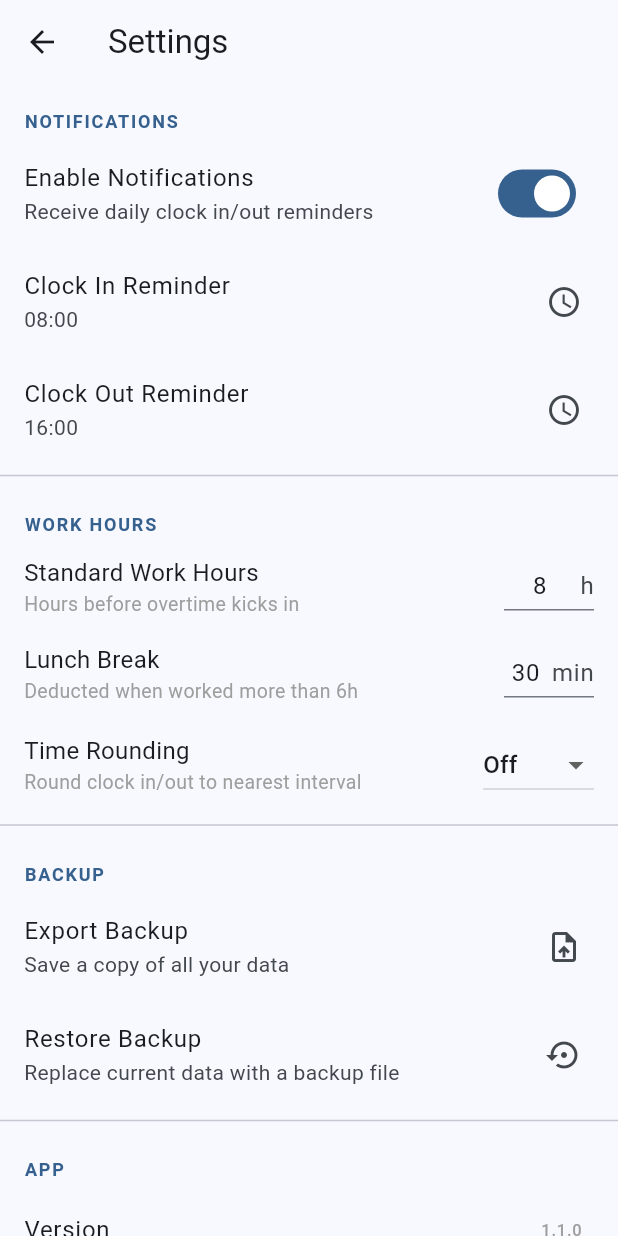
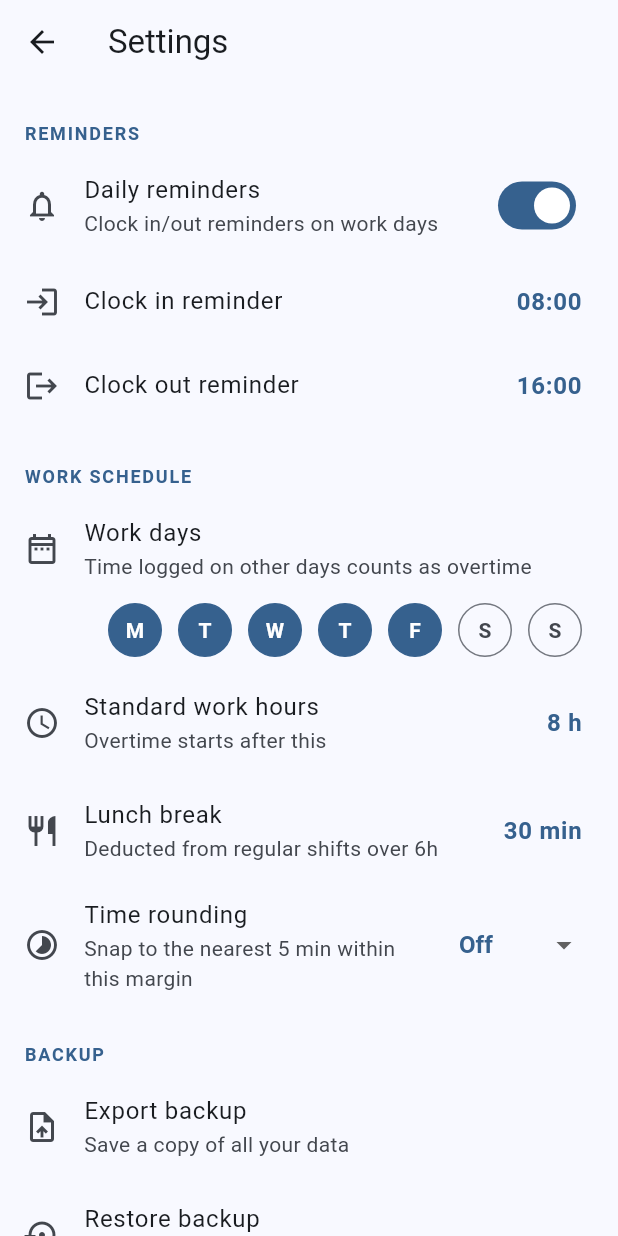
Before and after one commit to yeysondavidp/clock-in, a Flutter app: the SettingsScreen screen opened directly, on a phone screen of 412 x 824 dp. Run offline on Flutter 3.47's test engine with Material 3 defaults, Android fonts, the phone set to English and light mode, and no system bars; our stand-ins replace csv, device_info_plus, file_picker, flutter_local_notifications, flutter_timezone, package_info_plus and 3 more; missing offline and left inert: android_intent_plus, workmanager; accounts and stored records are empty; network calls fail; statements that could not run were skipped.

Commit message:
feat: redesign settings screen and add work days setting
Edit standard hours and lunch break in a validated dialog so values are
no longer lost when not submitted with Enter, and accept decimal commas.
Use consistent list tiles with leading icons and trailing values, clearer
rounding and lunch break descriptions, and a progress bar during backup.
Drop the per-change snackbar, duplicated dividers and a debug print.

Add a work days selector; reminders now follow the configured work days
instead of a hardcoded Saturday/Sunday.

```diff
--- a/lib/screens/settings_screen.dart
+++ b/lib/screens/settings_screen.dart
@@ -2,6 +2,7 @@ import 'package:flutter/material.dart';
 import 'package:package_info_plus/package_info_plus.dart';
 import '../database/database_helper.dart';
 import '../services/backup_service.dart';
+import '../utils/time_calculator.dart';
 import '../services/update_service.dart';
 import '../services/work_notification_service.dart';
 import '../widgets/update_dialog.dart';
@@ -16,9 +17,10 @@ class SettingsScreen extends StatefulWidget {
 class _SettingsScreenState extends State<SettingsScreen> {
   final db = DatabaseHelper.instance;
 
-  // Controllers for numeric fields
-  final _standardHoursController = TextEditingController();
-  final _lunchBreakController = TextEditingController();
+  // Numeric values
+  String _standardHours = '8';
+  String _lunchBreak = '30';
+  Set<int> _workDays = {1, 2, 3, 4, 5};
 
   // Time values
   String _checkinTime  = '08:00';
@@ -40,14 +42,6 @@ class _SettingsScreenState extends State<SettingsScreen> {
     _loadSettings();
   }
 
-  @override
-  void dispose() {
-    // Always dispose controllers to free memory
-    _standardHoursController.dispose();
-    _lunchBreakController.dispose();
-    super.dispose();
-  }
-
   // ─── DATA ───────────────────────────────────────────────
 
   Future<void> _loadSettings() async {
@@ -57,13 +51,15 @@ class _SettingsScreenState extends State<SettingsScreen> {
     final lunchBreak    = await db.getSetting('lunch_break_minutes')        ?? '30';
     final notifications = await db.getSetting('notifications_enabled')      ?? 'true';
     final rounding = await db.getSetting('time_rounding_minutes') ?? '0';
+    final workDays = await db.getWorkDays();
     final info = await PackageInfo.fromPlatform();
 
     setState(() {
       _checkinTime  = checkin;
       _checkoutTime = checkout;
-      _standardHoursController.text = standardHours;
-      _lunchBreakController.text    = lunchBreak;
+      _standardHours = standardHours;
+      _lunchBreak    = lunchBreak;
+      _workDays      = workDays;
       _notificationsEnabled         = notifications == 'true';
       _isLoading = false;
       _roundingMinutes = int.parse(rounding);
@@ -142,7 +138,6 @@ class _SettingsScreenState extends State<SettingsScreen> {
   Future<void> _saveSetting(String key, String value) async {
     await db.updateSetting(key, value);
     await WorkNotificationService.instance.scheduleAllNotifications();
-    _showMessage('Setting saved');
   }
 
   // ─── TIME PICKER ────────────────────────────────────────
@@ -172,7 +167,89 @@ class _SettingsScreenState extends State<SettingsScreen> {
     }
   }
 
+  // ─── NUMBER DIALOG ──────────────────────────────────────
+
+  // Edits a numeric setting in a dialog so the value is only saved on
+  // confirmation (inline fields lost edits unless Enter was pressed)
+  Future<String?> _editNumber({
+    required String title,
+    required String initial,
+    required String suffix,
+    required String? Function(String) validate,
+    String? helper,
+  }) {
+    return showDialog<String>(
+      context: context,
+      builder: (context) => _NumberDialog(
+        title: title,
+        initial: initial,
+        suffix: suffix,
+        helper: helper,
+        validate: validate,
+      ),
+    );
+  }
+
+  Future<void> _editStandardHours() async {
+    final value = await _editNumber(
+      title: 'Standard work hours',
+      initial: _standardHours,
+      suffix: 'h',
+      helper: 'Time worked beyond this on a workday counts as overtime.',
+      validate: (v) {
+        final parsed = double.tryParse(v);
+        return parsed == null || parsed <= 0 || parsed > 24
+            ? 'Enter hours between 0 and 24'
+            : null;
+      },
+    );
+    if (value == null) return;
+    await _saveSetting('standard_work_hours', value);
+    setState(() => _standardHours = value);
+  }
+
+  Future<void> _editLunchBreak() async {
+    final value = await _editNumber(
+      title: 'Lunch break',
+      initial: _lunchBreak,
+      suffix: 'min',
+      helper: 'Deducted from regular shifts longer than 6 hours. Overtime sessions are never deducted.',
+      validate: (v) {
+        final parsed = int.tryParse(v);
+        return parsed == null || parsed < 0 || parsed > 240
+            ? 'Enter whole minutes, 0 to 240'
+            : null;
+      },
+    );
+    if (value == null) return;
+    await _saveSetting('lunch_break_minutes', value);
+    setState(() => _lunchBreak = value);
+  }
+
+  Future<void> _toggleWorkDay(int day, bool selected) async {
+    final updated = {..._workDays};
+    selected ? updated.add(day) : updated.remove(day);
+    if (updated.isEmpty) {
+      _showMessage('Select at least one work day');
+      return;
+    }
+    setState(() => _workDays = updated);
+    await _saveSetting('work_days', (updated.toList()..sort()).join(','));
+  }
+
   // ─── UI ─────────────────────────────────────────────────
+
+  static const _roundingOptions = {0: 'Off', 2: '±2 min', 3: '±3 min', 5: '±5 min', 10: '±10 min'};
+  static const _weekdayLabels = ['Mon', 'Tue', 'Wed', 'Thu', 'Fri', 'Sat', 'Sun'];
+
+  // '8' → '8 h', '7.5' → '7h 30m'
+  String get _formattedStandardHours {
+    final hours = double.tryParse(_standardHours);
+    if (hours == null) return '$_standardHours h';
+    return hours == hours.roundToDouble()
+        ? '${hours.toInt()} h'
+        : TimeCalculator.formatHours(hours);
+  }
 
   @override
   Widget build(BuildContext context) {
@@ -181,15 +258,17 @@ class _SettingsScreenState extends State<SettingsScreen> {
       body: _isLoading
           ? const Center(child: CircularProgressIndicator())
           : ListView(
+        padding: const EdgeInsets.only(bottom: 24),
         children: [
 
           // ── NOTIFICATIONS SECTION ──────────────────
-          _sectionHeader('Notifications'),
+          _sectionHeader('Reminders'),
 
           // Master switch
           SwitchListTile(
-            title: const Text('Enable Notifications'),
-            subtitle: const Text('Receive daily clock in/out reminders'),
+            secondary: const Icon(Icons.notifications_outlined),
+            title: const Text('Daily reminders'),
+            subtitle: const Text('Clock in/out reminders on work days'),
             value: _notificationsEnabled,
             onChanged: (value) async {
               setState(() => _notificationsEnabled = value);
@@ -197,195 +276,115 @@ class _SettingsScreenState extends State<SettingsScreen> {
             },
           ),
 
-          // Clock in time
-          ListTile(
-            title: const Text('Clock In Reminder'),
-            subtitle: Text(_checkinTime),
-            trailing: const Icon(Icons.access_time),
+          _valueTile(
+            icon: Icons.login,
+            title: 'Clock in reminder',
+            value: _checkinTime,
             enabled: _notificationsEnabled,
-            onTap: _notificationsEnabled
-                ? () => _pickTime('checkin_notification_time', _checkinTime)
-                : null,
+            onTap: () => _pickTime('checkin_notification_time', _checkinTime),
           ),
 
-          // Clock out time
-          ListTile(
-            title: const Text('Clock Out Reminder'),
-            subtitle: Text(_checkoutTime),
-            trailing: const Icon(Icons.access_time),
+          _valueTile(
+            icon: Icons.logout,
+            title: 'Clock out reminder',
+            value: _checkoutTime,
             enabled: _notificationsEnabled,
-            onTap: _notificationsEnabled
-                ? () => _pickTime('checkout_notification_time', _checkoutTime)
-                : null,
+            onTap: () => _pickTime('checkout_notification_time', _checkoutTime),
           ),
 
-          const Divider(),
+          // ── WORK SCHEDULE SECTION ──────────────────
+          _sectionHeader('Work schedule'),
 
-          // ── WORK HOURS SECTION ─────────────────────
-          _sectionHeader('Work Hours'),
-
-          // Standard hours
+          ListTile(
+            leading: const Icon(Icons.date_range_outlined),
+            title: const Text('Work days'),
+            subtitle: const Text('Time logged on other days counts as overtime'),
+          ),
           Padding(
-            padding: const EdgeInsets.symmetric(horizontal: 16, vertical: 8),
+            padding: const EdgeInsets.fromLTRB(72, 0, 24, 8),
             child: Row(
+              mainAxisAlignment: MainAxisAlignment.spaceBetween,
               children: [
-                const Expanded(
-                  child: Column(
-                    crossAxisAlignment: CrossAxisAlignment.start,
-                    children: [
-                      Text('Standard Work Hours',
-                          style: TextStyle(fontSize: 16)),
-                      Text('Hours before overtime kicks in',
-                          style: TextStyle(fontSize: 13, color: Colors.grey)),
-                    ],
-                  ),
-                ),
-                SizedBox(
-                  width: 60,
-                  child: TextField(
-                    controller: _standardHoursController,
-                    keyboardType: TextInputType.number,
-                    textAlign: TextAlign.center,
-                    decoration: const InputDecoration(
-                      suffix: Text('h'),
-                      isDense: true,
-                    ),
-                    onSubmitted: (value) async {
-                      final parsed = double.tryParse(value);
-                      if (parsed != null && parsed > 0) {
-                        await _saveSetting('standard_work_hours', value);
-                      } else {
-                        _showMessage('Please enter a valid number');
-                        _standardHoursController.text =
-                            await db.getSetting('standard_work_hours') ?? '8';
-                      }
-                    },
-                  ),
-                ),
+                for (var day = 1; day <= 7; day++) _dayToggle(day),
               ],
             ),
           ),
 
-          // Lunch break
-          Padding(
-            padding: const EdgeInsets.symmetric(horizontal: 16, vertical: 8),
-            child: Row(
-              children: [
-                const Expanded(
-                  child: Column(
-                    crossAxisAlignment: CrossAxisAlignment.start,
-                    children: [
-                      Text('Lunch Break',
-                          style: TextStyle(fontSize: 16)),
-                      Text('Deducted when worked more than 6h',
-                          style: TextStyle(fontSize: 13, color: Colors.grey)),
-                    ],
+          _valueTile(
+            icon: Icons.schedule,
+            title: 'Standard work hours',
+            subtitle: 'Overtime starts after this',
+            value: _formattedStandardHours,
+            onTap: _editStandardHours,
           ),
+
+          _valueTile(
+            icon: Icons.restaurant_outlined,
+            title: 'Lunch break',
+            subtitle: 'Deducted from regular shifts over 6h',
+            value: '$_lunchBreak min',
+            onTap: _editLunchBreak,
           ),
-                SizedBox(
-                  width: 60,
-                  child: TextField(
-                    controller: _lunchBreakController,
-                    keyboardType: TextInputType.number,
-                    textAlign: TextAlign.center,
-                    decoration: const InputDecoration(
-                      suffix: Text('min'),
-                      isDense: true,
-                    ),
-                    onSubmitted: (value) async {
-                      final parsed = int.tryParse(value);
-                      if (parsed != null && parsed >= 0) {
-                        await _saveSetting('lunch_break_minutes', value);
-                      } else {
-                        _showMessage('Please enter a valid number');
-                        _lunchBreakController.text =
-                            await db.getSetting('lunch_break_minutes') ?? '30';
-                      }
-                    },
-                  ),
-                ),
-              ],
-            ),
-          ),
-          // Time Rounding
-          Padding(
-            padding: const EdgeInsets.symmetric(horizontal: 16, vertical: 8),
-            child: Row(
-              children: [
-                const Expanded(
-                  child: Column(
-                    crossAxisAlignment: CrossAxisAlignment.start,
-                    children: [
-                      Text('Time Rounding',
-                          style: TextStyle(fontSize: 16)),
-                      Text('Round clock in/out to nearest interval',
-                          style: TextStyle(fontSize: 13, color: Colors.grey)),
-                    ],
-                  ),
-                ),
-                DropdownButton<int>(
+
+          ListTile(
+            leading: const Icon(Icons.timelapse),
+            title: const Text('Time rounding'),
+            subtitle: const Text('Snap to the nearest 5 min within this margin'),
+            trailing: DropdownButton<int>(
               value: _roundingMinutes,
-                  items: const [
-                    DropdownMenuItem(value: 0,  child: Text('Off')),
-                    DropdownMenuItem(value: 2, child: Text('2 min')),
-                    DropdownMenuItem(value: 3, child: Text('3 min')),
-                    DropdownMenuItem(value: 5,  child: Text('5 min')),
-                    DropdownMenuItem(value: 10, child: Text('10 min')),
+              underline: const SizedBox.shrink(),
+              borderRadius: BorderRadius.circular(12),
+              style: _valueStyle(context),
+              items: [
+                for (final entry in _roundingOptions.entries)
+                  DropdownMenuItem(value: entry.key, child: Text(entry.value)),
               ],
               onChanged: (value) async {
                 if (value == null) return;
                 setState(() => _roundingMinutes = value);
                 await _saveSetting('time_rounding_minutes', value.toString());
-
-                    // Temporal debug
-                    final saved = await db.getSetting('time_rounding_minutes');
-                    print('Saved rounding: $saved');
               },
             ),
-              ],
           ),
-          ),
-
-          const Divider(),
 
           // ── BACKUP SECTION ─────────────────────────
           _sectionHeader('Backup'),
 
           ListTile(
-            title: const Text('Export Backup'),
+            leading: const Icon(Icons.upload_file_outlined),
+            title: const Text('Export backup'),
             subtitle: const Text('Save a copy of all your data'),
-            trailing: const Icon(Icons.upload_file),
             enabled: !_backupBusy,
             onTap: _exportBackup,
           ),
 
           ListTile(
-            title: const Text('Restore Backup'),
+            leading: const Icon(Icons.settings_backup_restore),
+            title: const Text('Restore backup'),
             subtitle: const Text('Replace current data with a backup file'),
-            trailing: const Icon(Icons.settings_backup_restore),
             enabled: !_backupBusy,
             onTap: _restoreBackup,
           ),
 
-          const Divider(),
+          if (_backupBusy)
+            const Padding(
+              padding: EdgeInsets.symmetric(horizontal: 16),
+              child: LinearProgressIndicator(),
+            ),
 
           // ── APP SECTION ────────────────────────────
-          _sectionHeader('App'),
+          _sectionHeader('About'),
 
           ListTile(
-            title: const Text('Version'),
-            trailing: Text(_appVersion,
-                style: const TextStyle(color: Colors.grey)),
-          ),
-
-          ListTile(
-            title: const Text('Check for Updates'),
+            leading: const Icon(Icons.system_update_outlined),
+            title: const Text('Check for updates'),
+            subtitle: Text('Version $_appVersion'),
             trailing: _checkingUpdate
                 ? const SizedBox(
                     width: 20,
                     height: 20,
                     child: CircularProgressIndicator(strokeWidth: 2))
-                : const Icon(Icons.system_update),
+                : null,
             enabled: !_checkingUpdate,
             onTap: _checkForUpdate,
           ),
@@ -394,9 +393,73 @@ class _SettingsScreenState extends State<SettingsScreen> {
     );
   }
 
+  // Row with its current value on the right, in the accent color
+  Widget _valueTile({
+    required IconData icon,
+    required String title,
+    String? subtitle,
+    required String value,
+    required VoidCallback onTap,
+    bool enabled = true,
+  }) {
+    return ListTile(
+      leading: Icon(icon),
+      title: Text(title),
+      subtitle: subtitle != null ? Text(subtitle) : null,
+      trailing: Text(value,
+          style: enabled
+              ? _valueStyle(context)
+              : _valueStyle(context).copyWith(color: Theme.of(context).disabledColor)),
+      enabled: enabled,
+      onTap: enabled ? onTap : null,
+    );
+  }
+
+  // Round toggle with the weekday's initial, filled when it's a work day
+  Widget _dayToggle(int day) {
+    final scheme = Theme.of(context).colorScheme;
+    final selected = _workDays.contains(day);
+    final label = _weekdayLabels[day - 1];
+
+    return Semantics(
+      label: label,
+      selected: selected,
+      button: true,
+      child: Tooltip(
+        message: label,
+        child: InkResponse(
+          onTap: () => _toggleWorkDay(day, !selected),
+          radius: 22,
+          child: AnimatedContainer(
+            duration: const Duration(milliseconds: 150),
+            width: 36,
+            height: 36,
+            alignment: Alignment.center,
+            decoration: BoxDecoration(
+              shape: BoxShape.circle,
+              color: selected ? scheme.primary : Colors.transparent,
+              border: Border.all(color: selected ? scheme.primary : scheme.outline),
+            ),
+            child: Text(label[0],
+                style: TextStyle(
+                  fontWeight: FontWeight.w600,
+                  color: selected ? scheme.onPrimary : scheme.onSurfaceVariant,
+                )),
+          ),
+        ),
+      ),
+    );
+  }
+
+  TextStyle _valueStyle(BuildContext context) => TextStyle(
+        fontSize: 16,
+        fontWeight: FontWeight.w600,
+        color: Theme.of(context).colorScheme.primary,
+      );
+
   Widget _sectionHeader(String title) {
     return Padding(
-      padding: const EdgeInsets.fromLTRB(16, 16, 16, 4),
+      padding: const EdgeInsets.fromLTRB(16, 24, 16, 4),
       child: Text(
         title.toUpperCase(),
         style: TextStyle(
@@ -416,3 +479,72 @@ class _SettingsScreenState extends State<SettingsScreen> {
     );
   }
 }
+
+// Owns its controller so it's disposed only after the dialog's exit animation
+class _NumberDialog extends StatefulWidget {
+  final String title;
+  final String initial;
+  final String suffix;
+  final String? helper;
+  final String? Function(String) validate;
+
+  const _NumberDialog({
+    required this.title,
+    required this.initial,
+    required this.suffix,
+    required this.validate,
+    this.helper,
+  });
+
+  @override
+  State<_NumberDialog> createState() => _NumberDialogState();
+}
+
+class _NumberDialogState extends State<_NumberDialog> {
+  late final _controller = TextEditingController(text: widget.initial);
+  String? _error;
+
+  @override
+  void dispose() {
+    _controller.dispose();
+    super.dispose();
+  }
+
+  void _submit() {
+    // Accept a decimal comma too, as the numeric keyboard offers one
+    final value = _controller.text.trim().replaceAll(',', '.');
+    final message = widget.validate(value);
+    if (message != null) {
+      setState(() => _error = message);
+    } else {
+      Navigator.pop(context, value);
+    }
+  }
+
+  @override
+  Widget build(BuildContext context) {
+    return AlertDialog(
+      title: Text(widget.title),
+      content: TextField(
+        controller: _controller,
+        autofocus: true,
+        keyboardType: const TextInputType.numberWithOptions(decimal: true),
+        decoration: InputDecoration(
+          suffixText: widget.suffix,
+          helperText: widget.helper,
+          helperMaxLines: 2,
+          errorText: _error,
+          errorMaxLines: 2,
+        ),
+        onSubmitted: (_) => _submit(),
+      ),
+      actions: [
+        TextButton(
+          onPressed: () => Navigator.pop(context),
+          child: const Text('Cancel'),
+        ),
+        FilledButton(onPressed: _submit, child: const Text('Save')),
+      ],
+    );
+  }
+}
```
Also changed, not shown: lib/services/work_notification_service.dart (+11 -26 lines). Lines whose indentation alone changed are shown as unchanged.
